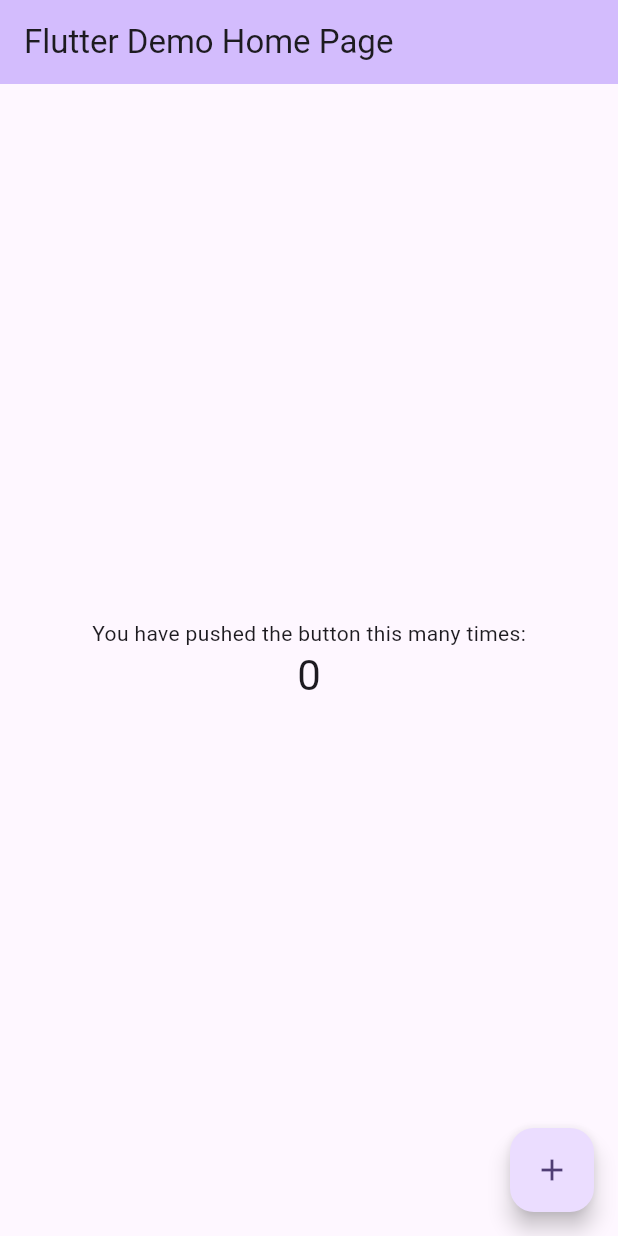
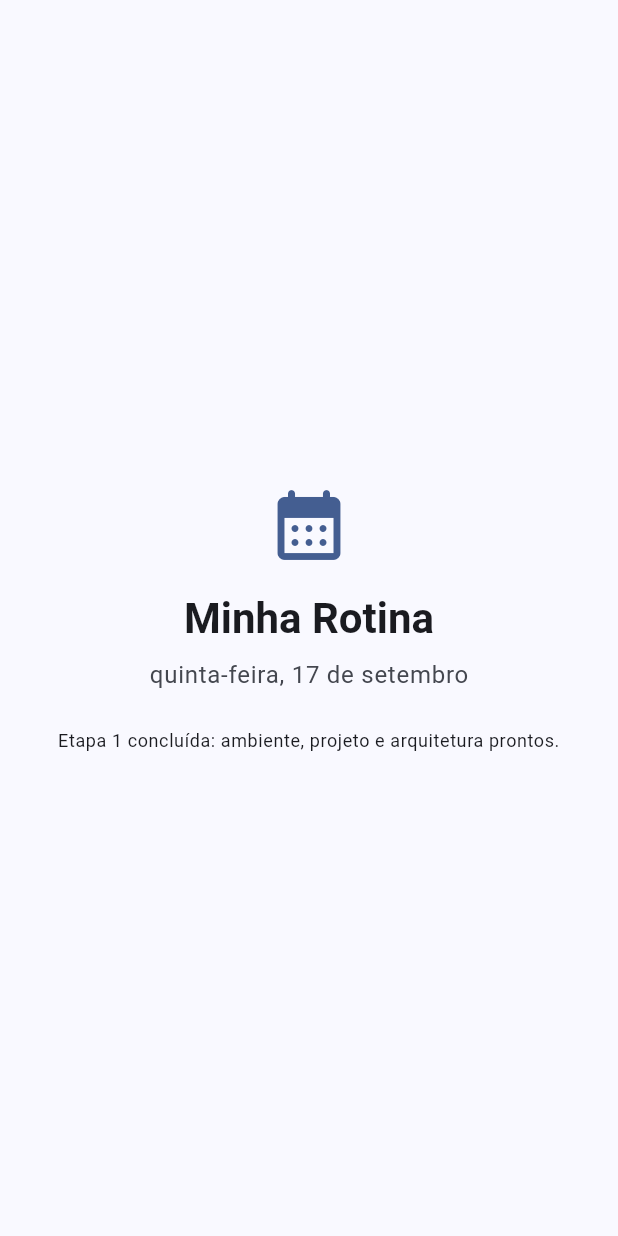
Before and after one commit to gustavo3477-sketch/minha-rotina, a Flutter app: the screen it shows after launch, on a phone screen of 412 x 824 dp. Run offline on Flutter 3.47's test engine with Material 3 defaults, Android fonts, the phone set to English and light mode, and no system bars; our stand-ins replace flutter_riverpod.

Commit message:
feat: architecture setup (theme, riverpod scope, dependencies) + web target for dev preview

```diff
--- a/analysis_options.yaml
+++ b/analysis_options.yaml
@@ -14,6 +14,7 @@ analyzer:
     - build/**
     - android/**
     - ios/**
+    - web/**
 
 linter:
   # The lint rules applied to this project can be customized in the
--- /dev/null
+++ b/lib/app/app.dart
@@ -0,0 +1,24 @@
+import 'package:flutter/material.dart';
+
+import '../core/theme/app_theme.dart';
+import 'bootstrap_placeholder_screen.dart';
+
+/// Widget raiz do Minha Rotina.
+///
+/// Etapa 1: apenas o "casco" do app (tema claro/escuro + Material 3).
+/// A navegação real (Hoje / Calendário / Agenda / Ajustes) chega na Etapa 4+.
+class MinhaRotinaApp extends StatelessWidget {
+  const MinhaRotinaApp({super.key});
+
+  @override
+  Widget build(BuildContext context) {
+    return MaterialApp(
+      title: 'Minha Rotina',
+      debugShowCheckedModeBanner: false,
+      theme: AppTheme.light,
+      darkTheme: AppTheme.dark,
+      themeMode: ThemeMode.system,
+      home: const BootstrapPlaceholderScreen(),
+    );
+  }
+}
--- /dev/null
+++ b/lib/app/bootstrap_placeholder_screen.dart
@@ -0,0 +1,56 @@
+import 'package:flutter/material.dart';
+import 'package:intl/intl.dart';
+
+/// Tela temporária da Etapa 1, apenas para confirmar que o projeto compila,
+/// roda e que o tema está aplicado corretamente.
+///
+/// Será substituída pela navegação real (Hoje / Calendário / Agenda / Ajustes)
+/// na Etapa 4 em diante.
+class BootstrapPlaceholderScreen extends StatelessWidget {
+  const BootstrapPlaceholderScreen({super.key});
+
+  @override
+  Widget build(BuildContext context) {
+    final today = DateFormat("EEEE, d 'de' MMMM", 'pt_BR').format(DateTime.now());
+
+    return Scaffold(
+      body: SafeArea(
+        child: Center(
+          child: Padding(
+            padding: const EdgeInsets.all(24),
+            child: Column(
+              mainAxisSize: MainAxisSize.min,
+              children: [
+                Icon(
+                  Icons.calendar_month_rounded,
+                  size: 56,
+                  color: Theme.of(context).colorScheme.primary,
+                ),
+                const SizedBox(height: 16),
+                Text(
+                  'Minha Rotina',
+                  style: Theme.of(context).textTheme.headlineMedium?.copyWith(
+                        fontWeight: FontWeight.bold,
+                      ),
+                ),
+                const SizedBox(height: 8),
+                Text(
+                  today,
+                  style: Theme.of(context).textTheme.bodyLarge?.copyWith(
+                        color: Theme.of(context).colorScheme.onSurfaceVariant,
+                      ),
+                ),
+                const SizedBox(height: 24),
+                Text(
+                  'Etapa 1 concluída: ambiente, projeto e arquitetura prontos.',
+                  textAlign: TextAlign.center,
+                  style: Theme.of(context).textTheme.bodySmall,
+                ),
+              ],
+            ),
+          ),
+        ),
+      ),
+    );
+  }
+}
--- /dev/null
+++ b/lib/core/theme/app_colors.dart
@@ -0,0 +1,17 @@
+import 'package:flutter/material.dart';
+
+/// Paleta de marca do Minha Rotina.
+///
+/// As cores de categorias (Trabalho, Folga, Extra...) NÃO ficam fixas aqui —
+/// elas são configuráveis pelo usuário e vivem no banco de dados (categorias).
+/// Esta classe contém apenas as cores estruturais do app (marca, superfícies).
+class AppColors {
+  AppColors._();
+
+  static const Color primary = Color(0xFF3B82F6);
+  static const Color primaryDark = Color(0xFF2563EB);
+
+  static const Color danger = Color(0xFFEF4444);
+  static const Color warning = Color(0xFFF59E0B);
+  static const Color success = Color(0xFF22C55E);
+}
--- /dev/null
+++ b/lib/core/theme/app_theme.dart
@@ -0,0 +1,62 @@
+import 'package:flutter/material.dart';
+
+import 'app_colors.dart';
+
+/// Temas claro e escuro do Minha Rotina.
+///
+/// Design: moderno, minimalista, profissional — sem gradientes ou sombras
+/// pesadas (ver seção "Design" da especificação do produto).
+class AppTheme {
+  AppTheme._();
+
+  static ThemeData get light => _build(Brightness.light);
+  static ThemeData get dark => _build(Brightness.dark);
+
+  static ThemeData _build(Brightness brightness) {
+    final colorScheme = ColorScheme.fromSeed(
+      seedColor: AppColors.primary,
+      brightness: brightness,
+    );
+
+    return ThemeData(
+      useMaterial3: true,
+      brightness: brightness,
+      colorScheme: colorScheme,
+      scaffoldBackgroundColor: colorScheme.surface,
+      appBarTheme: AppBarTheme(
+        backgroundColor: colorScheme.surface,
+        foregroundColor: colorScheme.onSurface,
+        elevation: 0,
+        centerTitle: false,
+      ),
+      cardTheme: CardThemeData(
+        elevation: 0,
+        color: colorScheme.surfaceContainerHigh,
+        shape: RoundedRectangleBorder(
+          borderRadius: BorderRadius.circular(20),
+        ),
+      ),
+      navigationBarTheme: NavigationBarThemeData(
+        elevation: 0,
+        backgroundColor: colorScheme.surface,
+      ),
+      filledButtonTheme: FilledButtonThemeData(
+        style: FilledButton.styleFrom(
+          shape: RoundedRectangleBorder(
+            borderRadius: BorderRadius.circular(16),
+          ),
+          padding: const EdgeInsets.symmetric(vertical: 16),
+        ),
+      ),
+      inputDecorationTheme: InputDecorationTheme(
+        filled: true,
+        fillColor: colorScheme.surfaceContainerHighest,
+        border: OutlineInputBorder(
+          borderRadius: BorderRadius.circular(14),
+          borderSide: BorderSide.none,
+        ),
+      ),
+      visualDensity: VisualDensity.adaptivePlatformDensity,
+    );
+  }
+}
--- a/lib/main.dart
+++ b/lib/main.dart
@@ -1,122 +1,12 @@
 import 'package:flutter/material.dart';
+import 'package:flutter_riverpod/flutter_riverpod.dart';
+import 'package:intl/date_symbol_data_local.dart';
 
-void main() {
-  runApp(const MyApp());
+import 'app/app.dart';
+
+Future<void> main() async {
+  WidgetsFlutterBinding.ensureInitialized();
+  await initializeDateFormatting('pt_BR');
+
+  runApp(const ProviderScope(child: MinhaRotinaApp()));
 }
-
-class MyApp extends StatelessWidget {
-  const MyApp({super.key});
-
-  // This widget is the root of your application.
-  @override
-  Widget build(BuildContext context) {
-    return MaterialApp(
-      title: 'Flutter Demo',
-      theme: ThemeData(
-        // This is the theme of your application.
-        //
-        // TRY THIS: Try running your application with "flutter run". You'll see
-        // the application has a purple toolbar. Then, without quitting the app,
-        // try changing the seedColor in the colorScheme below to Colors.green
-        // and then invoke "hot reload" (save your changes or press the "hot
-        // reload" button in a Flutter-supported IDE, or press "r" if you used
-        // the command line to start the app).
-        //
-        // Notice that the counter didn't reset back to zero; the application
-        // state is not lost during the reload. To reset the state, use hot
-        // restart instead.
-        //
-        // This works for code too, not just values: Most code changes can be
-        // tested with just a hot reload.
-        colorScheme: .fromSeed(seedColor: Colors.deepPurple),
-      ),
-      home: const MyHomePage(title: 'Flutter Demo Home Page'),
-    );
-  }
-}
-
-class MyHomePage extends StatefulWidget {
-  const MyHomePage({super.key, required this.title});
-
-  // This widget is the home page of your application. It is stateful, meaning
-  // that it has a State object (defined below) that contains fields that affect
-  // how it looks.
-
-  // This class is the configuration for the state. It holds the values (in this
-  // case the title) provided by the parent (in this case the App widget) and
-  // used by the build method of the State. Fields in a Widget subclass are
-  // always marked "final".
-
-  final String title;
-
-  @override
-  State<MyHomePage> createState() => _MyHomePageState();
-}
-
-class _MyHomePageState extends State<MyHomePage> {
-  int _counter = 0;
-
-  void _incrementCounter() {
-    setState(() {
-      // This call to setState tells the Flutter framework that something has
-      // changed in this State, which causes it to rerun the build method below
-      // so that the display can reflect the updated values. If we changed
-      // _counter without calling setState(), then the build method would not be
-      // called again, and so nothing would appear to happen.
-      _counter++;
-    });
-  }
-
-  @override
-  Widget build(BuildContext context) {
-    // This method is rerun every time setState is called, for instance as done
-    // by the _incrementCounter method above.
-    //
-    // The Flutter framework has been optimized to make rerunning build methods
-    // fast, so that you can just rebuild anything that needs updating rather
-    // than having to individually change instances of widgets.
-    return Scaffold(
-      appBar: AppBar(
-        // TRY THIS: Try changing the color here to a specific color (to
-        // Colors.amber, perhaps?) and trigger a hot reload to see the AppBar
-        // change color while the other colors stay the same.
-        backgroundColor: Theme.of(context).colorScheme.inversePrimary,
-        // Here we take the value from the MyHomePage object that was created by
-        // the App.build method, and use it to set our appbar title.
-        title: Text(widget.title),
-      ),
-      body: Center(
-        // Center is a layout widget. It takes a single child and positions it
-        // in the middle of the parent.
-        child: Column(
-          // Column is also a layout widget. It takes a list of children and
-          // arranges them vertically. By default, it sizes itself to fit its
-          // children horizontally, and tries to be as tall as its parent.
-          //
-          // Column has various properties to control how it sizes itself and
-          // how it positions its children. Here we use mainAxisAlignment to
-          // center the children vertically; the main axis here is the vertical
-          // axis because Columns are vertical (the cross axis would be
-          // horizontal).
-          //
-          // TRY THIS: Invoke "debug painting" (choose the "Toggle Debug Paint"
-          // action in the IDE, or press "p" in the console), to see the
-          // wireframe for each widget.
-          mainAxisAlignment: .center,
-          children: [
-            const Text('You have pushed the button this many times:'),
-            Text(
-              '$_counter',
-              style: Theme.of(context).textTheme.headlineMedium,
-            ),
-          ],
-        ),
-      ),
-      floatingActionButton: FloatingActionButton(
-        onPressed: _incrementCounter,
-        tooltip: 'Increment',
-        child: const Icon(Icons.add),
-      ),
-    );
-  }
-}
```
Also changed, not shown: pubspec.yaml (+12 -0 lines), pubspec.lock, 9 other files.
